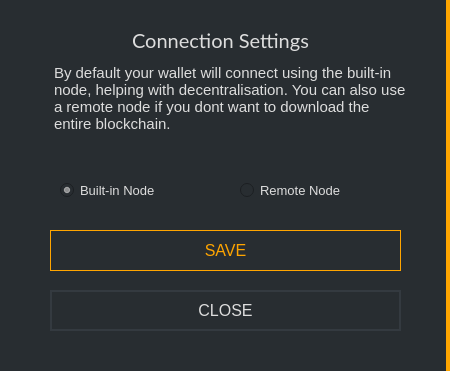
Old version of the form src/gui/ui/nodesettings.ui in the repository ConcealNetwork/conceal-desktop.
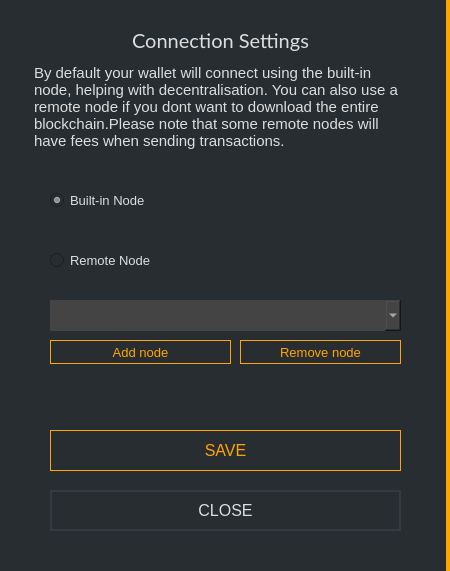
New version of the form. Icons and pictures are not drawn.

Commit message: add custom remote node ui

The edit to the form file:
```diff
--- a/src/gui/ui/nodesettings.ui
+++ b/src/gui/ui/nodesettings.ui
@@ -7,7 +7,7 @@
     <x>0</x>
     <y>0</y>
     <width>450</width>
-    <height>371</height>
+    <height>571</height>
    </rect>
   </property>
   <property name="minimumSize">
@@ -28,7 +28,7 @@
      <x>0</x>
      <y>0</y>
      <width>450</width>
-     <height>371</height>
+     <height>571</height>
     </rect>
    </property>
    <property name="styleSheet">
@@ -65,9 +65,9 @@
    <widget class="QTextBrowser" name="textBrowser">
     <property name="geometry">
      <rect>
-      <x>50</x>
+      <x>30</x>
       <y>60</y>
-      <width>361</width>
+      <width>381</width>
       <height>101</height>
      </rect>
     </property>
@@ -84,15 +84,15 @@
 &lt;html&gt;&lt;head&gt;&lt;meta name=&quot;qrichtext&quot; content=&quot;1&quot; /&gt;&lt;style type=&quot;text/css&quot;&gt;
 p, li { white-space: pre-wrap; }
 &lt;/style&gt;&lt;/head&gt;&lt;body style=&quot; font-family:'MS Shell Dlg 2'; font-size:15px; font-weight:400; font-style:normal;&quot;&gt;
-&lt;p style=&quot; margin-top:0px; margin-bottom:0px; margin-left:0px; margin-right:0px; -qt-block-indent:0; text-indent:0px;&quot;&gt;&lt;span style=&quot; font-family:'Lato'; font-size:15px;&quot;&gt;By default your wallet will connect using the built-in node, helping with decentralisation. You can also use a remote node if you dont want to download the entire blockchain.&lt;/span&gt;&lt;/p&gt;&lt;/body&gt;&lt;/html&gt;</string>
+&lt;p style=&quot; margin-top:0px; margin-bottom:0px; margin-left:0px; margin-right:0px; -qt-block-indent:0; text-indent:0px;&quot;&gt;&lt;span style=&quot; font-family:'Lato'; font-size:15px;&quot;&gt;By default your wallet will connect using the built-in node, helping with decentralisation. You can also use a remote node if you dont want to download the entire blockchain.Please note that some remote nodes will have fees when sending transactions.&lt;/span&gt;&lt;/p&gt;&lt;/body&gt;&lt;/html&gt;</string>
     </property>
    </widget>
    <widget class="QRadioButton" name="radioButton">
     <property name="geometry">
      <rect>
-      <x>240</x>
-      <y>180</y>
-      <width>161</width>
+      <x>50</x>
+      <y>250</y>
+      <width>351</width>
       <height>21</height>
      </rect>
     </property>
@@ -116,9 +116,9 @@
    <widget class="QRadioButton" name="radioButton_2">
     <property name="geometry">
      <rect>
-      <x>60</x>
-      <y>180</y>
-      <width>161</width>
+      <x>50</x>
+      <y>190</y>
+      <width>351</width>
       <height>21</height>
      </rect>
     </property>
@@ -143,7 +143,7 @@
     <property name="geometry">
      <rect>
       <x>50</x>
-      <y>290</y>
+      <y>490</y>
       <width>351</width>
       <height>41</height>
      </rect>
@@ -170,7 +170,7 @@
     <property name="geometry">
      <rect>
       <x>50</x>
-      <y>230</y>
+      <y>430</y>
       <width>351</width>
       <height>41</height>
      </rect>
@@ -193,6 +193,70 @@
      <string>SAVE</string>
     </property>
    </widget>
+   <widget class="QComboBox" name="remoteNodesComboBox">
+    <property name="geometry">
+     <rect>
+      <x>50</x>
+      <y>300</y>
+      <width>351</width>
+      <height>31</height>
+     </rect>
+    </property>
+    <property name="minimumSize">
+     <size>
+      <width>200</width>
+      <height>0</height>
+     </size>
+    </property>
+    <property name="styleSheet">
+     <string notr="true">color: #ddd;
+border-right: 0px;
+font-size: 13px;
+background-color:#444;</string>
+    </property>
+    <property name="editable">
+     <bool>false</bool>
+    </property>
+    <property name="insertPolicy">
+     <enum>QComboBox::InsertAtTop</enum>
+    </property>
+   </widget>
+   <widget class="QPushButton" name="removeNodeButton">
+    <property name="geometry">
+     <rect>
+      <x>240</x>
+      <y>340</y>
+      <width>161</width>
+      <height>24</height>
+     </rect>
+    </property>
+    <property name="styleSheet">
+     <string notr="true">color: orange; background-color: #1; border: 1px solid orange; font-size: 13px;</string>
+    </property>
+    <property name="text">
+     <string>Remove node</string>
+    </property>
+   </widget>
+   <widget class="QPushButton" name="addNodeButton">
+    <property name="geometry">
+     <rect>
+      <x>50</x>
+      <y>340</y>
+      <width>181</width>
+      <height>24</height>
+     </rect>
+    </property>
+    <property name="styleSheet">
+     <string notr="true">color: orange; background-color: #1; border: 1px solid orange; font-size: 13px;</string>
+    </property>
+    <property name="text">
+     <string>Add node</string>
+    </property>
+    <property name="icon">
+     <iconset>
+      <normaloff>:/icons/add</normaloff>:/icons/add</iconset>
+    </property>
+   </widget>
   </widget>
  </widget>
  <resources/>
```
